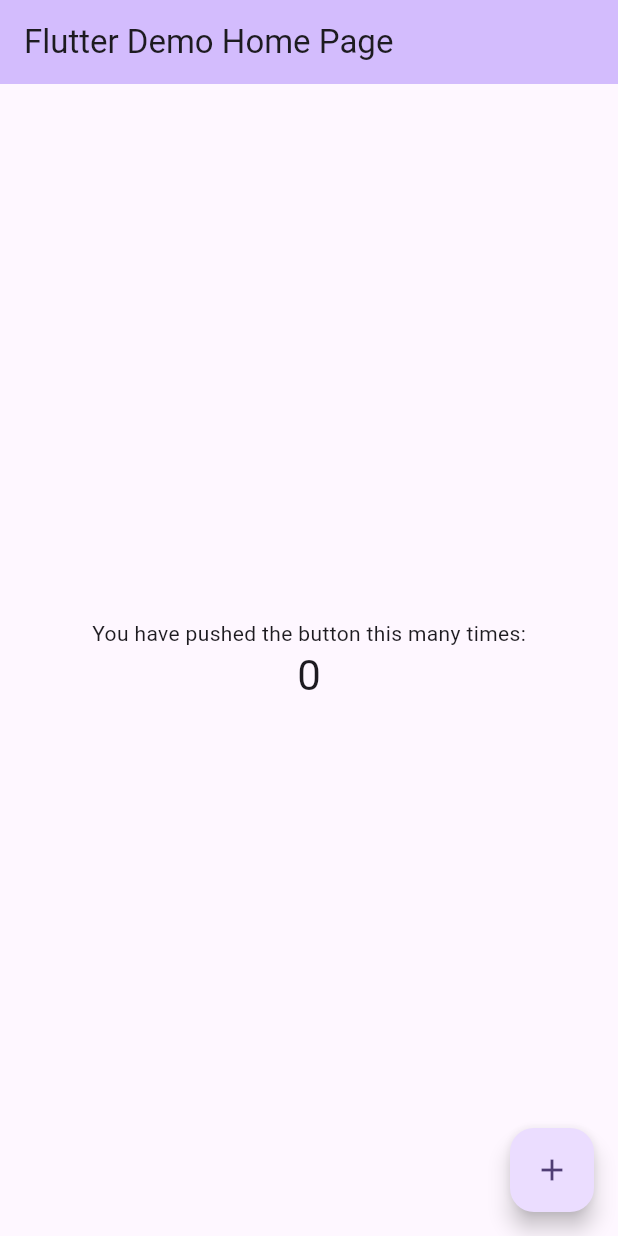
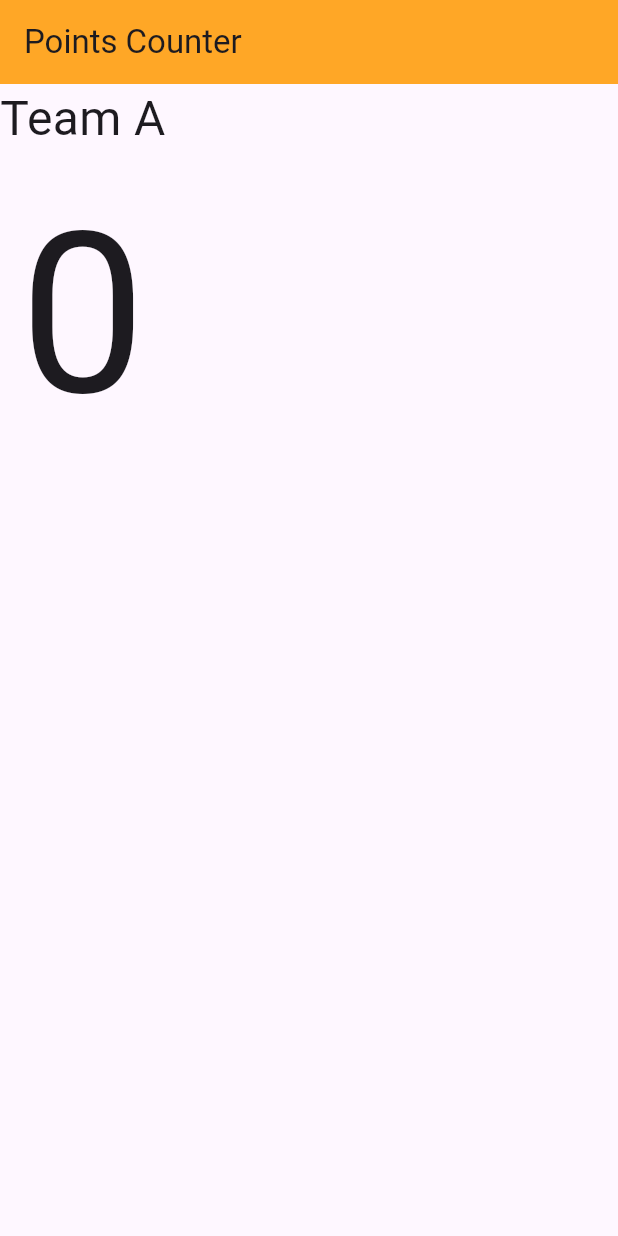
Before and after one commit to salma-elmaghawry/Basketball-points-counter-app, a Flutter app: the screen it shows after launch, on a phone screen of 412 x 824 dp. Run offline on Flutter 3.47's test engine with Material 3 defaults, Android fonts, the light colour scheme and no system bars.

Commit message:
App bar and Text widgets for colum 1

```diff
--- a/basketball_counter_app/lib/main.dart
+++ b/basketball_counter_app/lib/main.dart
@@ -1,125 +1,38 @@
 import 'package:flutter/material.dart';
 
 void main() {
-  runApp(const MyApp());
+  runApp(const PointsCounter());
 }
-
-class MyApp extends StatelessWidget {
-  const MyApp({super.key});
-
-  // This widget is the root of your application.
+class PointsCounter extends StatelessWidget
+{
+  const PointsCounter({super.key});
   @override
   Widget build(BuildContext context) {
     return MaterialApp(
-      title: 'Flutter Demo',
-      theme: ThemeData(
-        // This is the theme of your application.
-        //
-        // TRY THIS: Try running your application with "flutter run". You'll see
-        // the application has a blue toolbar. Then, without quitting the app,
-        // try changing the seedColor in the colorScheme below to Colors.green
-        // and then invoke "hot reload" (save your changes or press the "hot
-        // reload" button in a Flutter-supported IDE, or press "r" if you used
-        // the command line to start the app).
-        //
-        // Notice that the counter didn't reset back to zero; the application
-        // state is not lost during the reload. To reset the state, use hot
-        // restart instead.
-        //
-        // This works for code too, not just values: Most code changes can be
-        // tested with just a hot reload.
-        colorScheme: ColorScheme.fromSeed(seedColor: Colors.deepPurple),
-        useMaterial3: true,
-      ),
-      home: const MyHomePage(title: 'Flutter Demo Home Page'),
+      debugShowCheckedModeBanner: false,
+      home:Scaffold(
+        appBar: AppBar(
+          backgroundColor: Colors.orange[400],
+          title: Text('Points Counter'),
+        ),
+        body: Column(
+          //colum for team A
+          children: [
+            //Text widget for team name
+            Text('Team A',
+            style: TextStyle(
+              fontSize: 32,
+            ),
+            ),
+            //Text Widget for Score Counter
+            Text('0',
+            style: TextStyle(
+              fontSize: 150,
+            ),
+            )
+          ],
+        ),
+      )
     );
   }
 }
-
-class MyHomePage extends StatefulWidget {
-  const MyHomePage({super.key, required this.title});
-
-  // This widget is the home page of your application. It is stateful, meaning
-  // that it has a State object (defined below) that contains fields that affect
-  // how it looks.
-
-  // This class is the configuration for the state. It holds the values (in this
-  // case the title) provided by the parent (in this case the App widget) and
-  // used by the build method of the State. Fields in a Widget subclass are
-  // always marked "final".
-
-  final String title;
-
-  @override
-  State<MyHomePage> createState() => _MyHomePageState();
-}
-
-class _MyHomePageState extends State<MyHomePage> {
-  int _counter = 0;
-
-  void _incrementCounter() {
-    setState(() {
-      // This call to setState tells the Flutter framework that something has
-      // changed in this State, which causes it to rerun the build method below
-      // so that the display can reflect the updated values. If we changed
-      // _counter without calling setState(), then the build method would not be
-      // called again, and so nothing would appear to happen.
-      _counter++;
-    });
-  }
-
-  @override
-  Widget build(BuildContext context) {
-    // This method is rerun every time setState is called, for instance as done
-    // by the _incrementCounter method above.
-    //
-    // The Flutter framework has been optimized to make rerunning build methods
-    // fast, so that you can just rebuild anything that needs updating rather
-    // than having to individually change instances of widgets.
-    return Scaffold(
-      appBar: AppBar(
-        // TRY THIS: Try changing the color here to a specific color (to
-        // Colors.amber, perhaps?) and trigger a hot reload to see the AppBar
-        // change color while the other colors stay the same.
-        backgroundColor: Theme.of(context).colorScheme.inversePrimary,
-        // Here we take the value from the MyHomePage object that was created by
-        // the App.build method, and use it to set our appbar title.
-        title: Text(widget.title),
-      ),
-      body: Center(
-        // Center is a layout widget. It takes a single child and positions it
-        // in the middle of the parent.
-        child: Column(
-          // Column is also a layout widget. It takes a list of children and
-          // arranges them vertically. By default, it sizes itself to fit its
-          // children horizontally, and tries to be as tall as its parent.
-          //
-          // Column has various properties to control how it sizes itself and
-          // how it positions its children. Here we use mainAxisAlignment to
-          // center the children vertically; the main axis here is the vertical
-          // axis because Columns are vertical (the cross axis would be
-          // horizontal).
-          //
-          // TRY THIS: Invoke "debug painting" (choose the "Toggle Debug Paint"
-          // action in the IDE, or press "p" in the console), to see the
-          // wireframe for each widget.
-          mainAxisAlignment: MainAxisAlignment.center,
-          children: <Widget>[
-            const Text(
-              'You have pushed the button this many times:',
-            ),
-            Text(
-              '$_counter',
-              style: Theme.of(context).textTheme.headlineMedium,
-            ),
-          ],
-        ),
-      ),
-      floatingActionButton: FloatingActionButton(
-        onPressed: _incrementCounter,
-        tooltip: 'Increment',
-        child: const Icon(Icons.add),
-      ), // This trailing comma makes auto-formatting nicer for build methods.
-    );
-  }
-}
```
